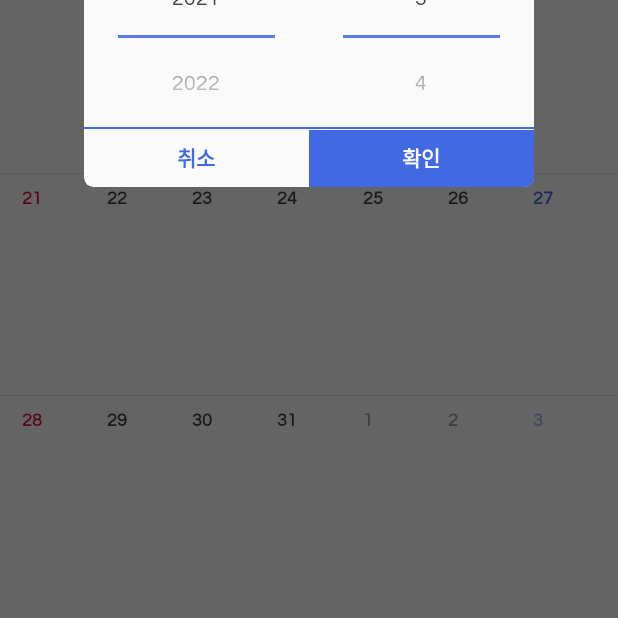
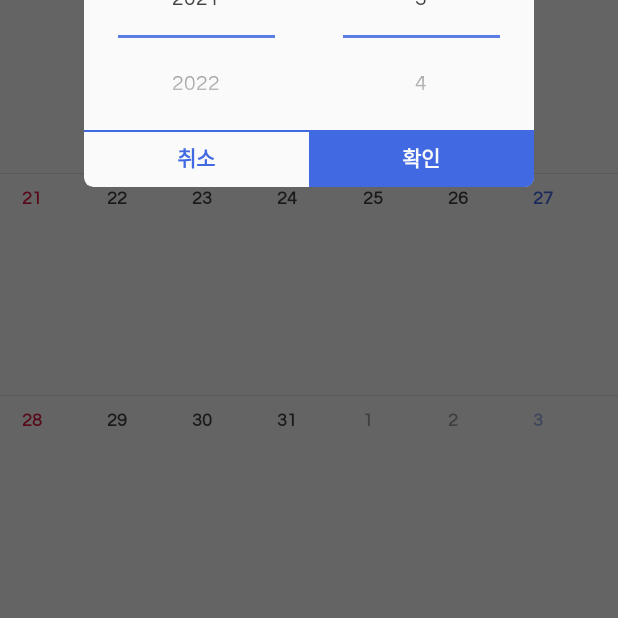
Before and after one commit to hgkim2024/AOSCalendar, an Android app: the screen it shows after launch (ActivityStart), after a tap on an icon or button, on a phone screen of 412 x 824 dp, the part 618-1236 px from its top. Run offline under Robolectric (Android 15) with nearby library versions, the phone set to English and light mode, and no system bars; our stand-ins replace AdMob, EventBus; libraries missing offline, so code that uses them is left out: com.orhanobut.logger, io.realm, io.realm.annotations; 14 statements that could not run were skipped.

Commit message:
팝업 구분선 위치 수정

```diff
--- a/app/src/main/res/layout/dialog_select_day.xml
+++ b/app/src/main/res/layout/dialog_select_day.xml
@@ -58,7 +58,7 @@
             android:background="@color/colorAccent"
             app:layout_constraintStart_toStartOf="parent"
             app:layout_constraintEnd_toEndOf="parent"
-            app:layout_constraintTop_toTopOf="parent"/>
+            app:layout_constraintTop_toTopOf="@+id/confirm_button"/>
 
         <TextView
             android:id="@+id/confirm_button"
--- a/app/src/main/res/layout/dialog_year_month_picker.xml
+++ b/app/src/main/res/layout/dialog_year_month_picker.xml
@@ -85,7 +85,7 @@
             android:background="@color/colorAccent"
             app:layout_constraintStart_toStartOf="parent"
             app:layout_constraintEnd_toEndOf="parent"
-            app:layout_constraintTop_toTopOf="parent"/>
+            app:layout_constraintTop_toTopOf="@+id/confirm_button"/>
 
         <TextView
             android:id="@+id/confirm_button"
```
